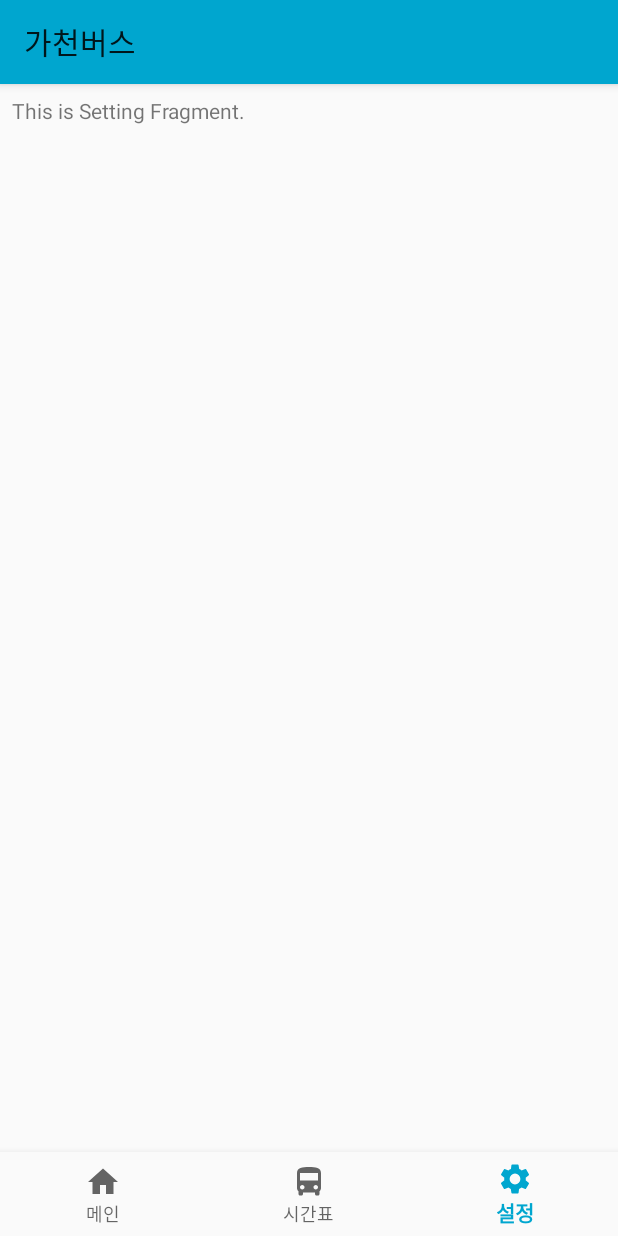
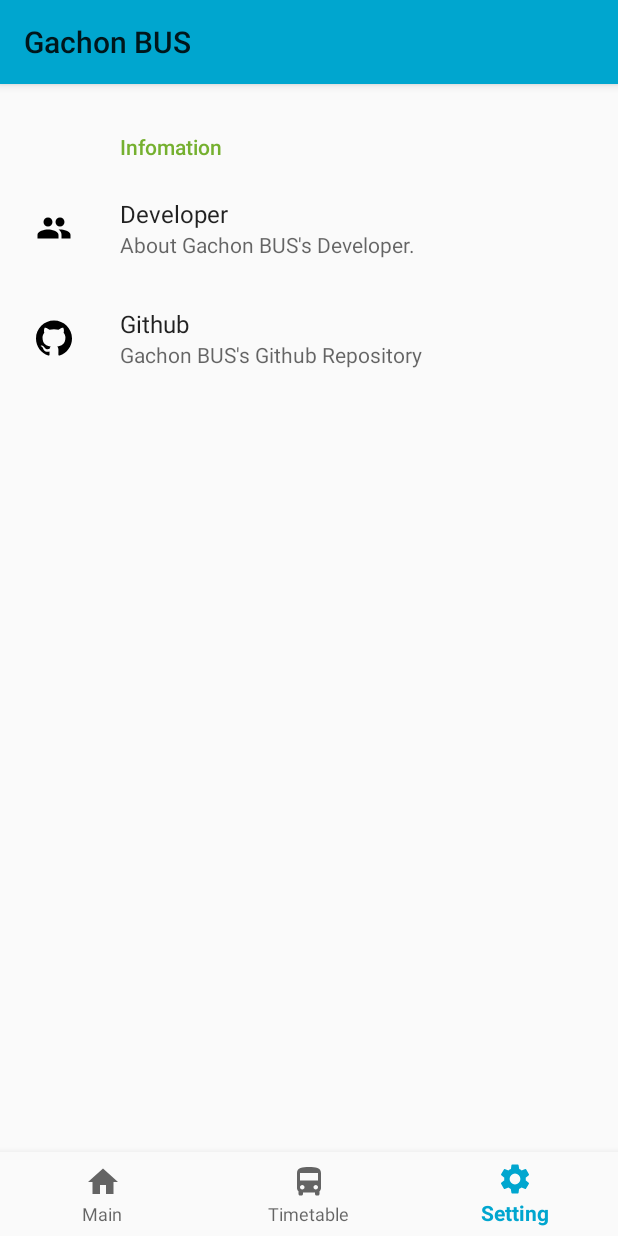
Before and after one commit to gachonswdm/Gachon-Bus-Android, an Android app: the MainActivity screen opened directly, with no data from a screen before it, item 3 of the bottom bar chosen, on a phone screen of 412 x 824 dp. Run offline under Robolectric (Android 15) with nearby library versions, the phone set to English and light mode, and no system bars; our stand-ins replace androidx.preference.

Commit message:
Add SettingFragment / Support Multi-Language

```diff
--- a/app/build.gradle
+++ b/app/build.gradle
@@ -24,6 +24,7 @@ dependencies {
     implementation "org.jetbrains.kotlin:kotlin-stdlib-jdk7:$kotlin_version"
     implementation 'androidx.appcompat:appcompat:1.0.2'
     implementation 'androidx.core:core-ktx:1.0.2'
+    implementation 'androidx.preference:preference:1.1.0-beta01'
     implementation 'androidx.constraintlayout:constraintlayout:1.1.3'
     implementation 'com.google.android.material:material:1.0.0'
     implementation "org.jetbrains.anko:anko:$anko_version"
--- a/app/src/main/java/io/github/gachonswdm/gachonbus/MainActivity.kt
+++ b/app/src/main/java/io/github/gachonswdm/gachonbus/MainActivity.kt
@@ -18,7 +18,7 @@ import com.google.android.gms.location.LocationResult
 import com.google.android.gms.location.LocationServices
 import io.github.gachonswdm.gachonbus.fragment.MainFragment
 import io.github.gachonswdm.gachonbus.fragment.SettingFragment
-import io.github.gachonswdm.gachonbus.fragment.TimelineFragment
+import io.github.gachonswdm.gachonbus.fragment.TimetableFragment
 import io.github.gachonswdm.gachonbus.util.LocationUtil.Companion.startUserLocationUpdate
 import org.jetbrains.anko.toast
 
@@ -49,8 +49,8 @@ open class MainActivity : AppCompatActivity() {
                 replaceFragment(MainFragment())
                 return@OnNavigationItemSelectedListener true
             }
-            R.id.navigation_timeline -> {
-                replaceFragment(TimelineFragment())
+            R.id.navigation_timetable -> {
+                replaceFragment(TimetableFragment())
                 return@OnNavigationItemSelectedListener true
             }
             R.id.navigation_setting -> {
--- a/app/src/main/java/io/github/gachonswdm/gachonbus/fragment/SettingFragment.kt
+++ b/app/src/main/java/io/github/gachonswdm/gachonbus/fragment/SettingFragment.kt
@@ -1,5 +1,8 @@
 package io.github.gachonswdm.gachonbus.fragment
 
+import android.os.Bundle
+import androidx.preference.PreferenceFragmentCompat
+import io.github.gachonswdm.gachonbus.R
 /*
     @name SettingFragment
     @author Minjae Seon
@@ -7,16 +10,9 @@ package io.github.gachonswdm.gachonbus.fragment
  */
 
 
-import android.os.Bundle
-import android.view.LayoutInflater
-import android.view.View
-import android.view.ViewGroup
-import androidx.fragment.app.Fragment
-import io.github.gachonswdm.gachonbus.R
+class SettingFragment: PreferenceFragmentCompat() {
+    override fun onCreatePreferences(savedInstanceState: Bundle?, rootKey: String?) {
+        setPreferencesFromResource(R.xml.settingpreference, rootKey)
+    }
 
-class SettingFragment : Fragment() {
-    override fun onCreateView(inflater: LayoutInflater, container: ViewGroup?, savedInstanceState: Bundle?): View? {
-        val view = inflater.inflate(R.layout.fragment_setting, container, false)
-        return view
-    }
 }
--- a/app/src/main/java/io/github/gachonswdm/gachonbus/fragment/TimelineFragment.kt
+++ b/app/src/main/java/io/github/gachonswdm/gachonbus/fragment/TimetableFragment.kt
@@ -14,7 +14,7 @@ import android.webkit.WebView
 import androidx.fragment.app.Fragment
 import io.github.gachonswdm.gachonbus.R
 
-class TimelineFragment : Fragment() {
+class TimetableFragment : Fragment() {
     override fun onCreateView(inflater: LayoutInflater, container: ViewGroup?, savedInstanceState: Bundle?): View? {
         val view = inflater.inflate(R.layout.fragment_timeline, container, false)
 
--- /dev/null
+++ b/app/src/main/res/drawable/ic_github_mark.xml
@@ -0,0 +1,9 @@
+<vector xmlns:android="http://schemas.android.com/apk/res/android"
+    android:width="24dp"
+    android:height="24dp"
+    android:viewportWidth="24"
+    android:viewportHeight="24">
+  <path
+      android:fillColor="#FF000000"
+      android:pathData="M12,0.297c-6.63,0 -12,5.373 -12,12 0,5.303 3.438,9.8 8.205,11.385 0.6,0.113 0.82,-0.258 0.82,-0.577 0,-0.285 -0.01,-1.04 -0.015,-2.04 -3.338,0.724 -4.042,-1.61 -4.042,-1.61C4.422,18.07 3.633,17.7 3.633,17.7c-1.087,-0.744 0.084,-0.729 0.084,-0.729 1.205,0.084 1.838,1.236 1.838,1.236 1.07,1.835 2.809,1.305 3.495,0.998 0.108,-0.776 0.417,-1.305 0.76,-1.605 -2.665,-0.3 -5.466,-1.332 -5.466,-5.93 0,-1.31 0.465,-2.38 1.235,-3.22 -0.135,-0.303 -0.54,-1.523 0.105,-3.176 0,0 1.005,-0.322 3.3,1.23 0.96,-0.267 1.98,-0.399 3,-0.405 1.02,0.006 2.04,0.138 3,0.405 2.28,-1.552 3.285,-1.23 3.285,-1.23 0.645,1.653 0.24,2.873 0.12,3.176 0.765,0.84 1.23,1.91 1.23,3.22 0,4.61 -2.805,5.625 -5.475,5.92 0.42,0.36 0.81,1.096 0.81,2.22 0,1.606 -0.015,2.896 -0.015,3.286 0,0.315 0.21,0.69 0.825,0.57C20.565,22.092 24,17.592 24,12.297c0,-6.627 -5.373,-12 -12,-12"/>
+</vector>
--- /dev/null
+++ b/app/src/main/res/drawable/ic_people_black_24dp.xml
@@ -0,0 +1,9 @@
+<vector xmlns:android="http://schemas.android.com/apk/res/android"
+        android:width="24dp"
+        android:height="24dp"
+        android:viewportWidth="24.0"
+        android:viewportHeight="24.0">
+    <path
+        android:fillColor="#FF000000"
+        android:pathData="M16,11c1.66,0 2.99,-1.34 2.99,-3S17.66,5 16,5c-1.66,0 -3,1.34 -3,3s1.34,3 3,3zM8,11c1.66,0 2.99,-1.34 2.99,-3S9.66,5 8,5C6.34,5 5,6.34 5,8s1.34,3 3,3zM8,13c-2.33,0 -7,1.17 -7,3.5L1,19h14v-2.5c0,-2.33 -4.67,-3.5 -7,-3.5zM16,13c-0.29,0 -0.62,0.02 -0.97,0.05 1.16,0.84 1.97,1.97 1.97,3.45L17,19h6v-2.5c0,-2.33 -4.67,-3.5 -7,-3.5z"/>
+</vector>
--- a/app/src/main/res/layout/fragment_setting.xml
+++ b/app/src/main/res/layout/fragment_setting.xml
@@ -2,9 +2,7 @@
 <LinearLayout xmlns:android="http://schemas.android.com/apk/res/android"
               android:layout_width="match_parent"
               android:layout_height="match_parent">
-
-    <TextView
-            android:text="This is Setting Fragment."
-            android:layout_width="wrap_content"
-            android:layout_height="wrap_content" android:id="@+id/textView3" android:layout_weight="1"/>
+    <ListView
+            android:layout_width="match_parent"
+            android:layout_height="match_parent" android:id="@+id/settingListview"/>
 </LinearLayout>
--- a/app/src/main/res/menu/bottom_nav_menu.xml
+++ b/app/src/main/res/menu/bottom_nav_menu.xml
@@ -7,9 +7,9 @@
             android:title="@string/title_main"/>
 
     <item
-            android:id="@+id/navigation_timeline"
+            android:id="@+id/navigation_timetable"
             android:icon="@drawable/ic_directions_bus_black_24dp"
-            android:title="@string/title_timeline"/>
+            android:title="@string/title_timetable"/>
 
     <item
             android:id="@+id/navigation_setting"
--- a/app/src/main/res/values/strings.xml
+++ b/app/src/main/res/values/strings.xml
@@ -1,10 +1,16 @@
 <resources>
-    <string name="app_name">가천버스</string>
-    <string name="title_main">메인</string>
-    <string name="title_timeline">시간표</string>
-    <string name="title_setting">설정</string>
-    <string name="backToast">\'뒤로\' 버튼을 한번 더 누르시면 종료됩니다.</string>
-    <string name="permission_notice">위치 정보를 통해 가장 가까운 정류장을 찾기 위해 권한 수락이 필요합니다.</string>
-    <string name="permission_denied">원활한 앱 사용을 위한 권한을 수락해주세요!\n[권한]에서 설정하실 수 있습니다.</string>
-    <string name="timeline_text">첫차 : 8시 40분 / 막차 : 17시 15분\n점심 시간 : 11시 45분 ~ 13시 00분\n평균 배차 간격 : 15분 (8시 40분 ~ 9시 사이에는 약 4분)\n출처 : 가천대학교 공식 페이스북</string>
+    <string name="app_name">Gachon BUS</string>
+    <string name="title_main">Main</string>
+    <string name="title_timetable">Timetable</string>
+    <string name="title_setting">Setting</string>
+    <string name="backToast">Press \'Back\' button again to exit.</string>
+    <string name="permission_notice">Permission is required to find the nearest stop via location information.</string>
+    <string name="permission_denied">Please accept the permission to use the app properly!\nYou can set it in [Permissions].</string>
+
+    <!-- SettingFragment -->
+    <string name="settingcategory_info_title">Infomation</string>
+    <string name="setting_developer_title">Developer</string>
+    <string name="setting_developer_desc">About Gachon BUS\'s Developer.</string>
+    <string name="setting_github_title">Github</string>
+    <string name="setting_github_desc">Gachon BUS\'s Github Repository</string>
 </resources>
--- /dev/null
+++ b/app/src/main/res/xml/settingpreference.xml
@@ -0,0 +1,19 @@
+<?xml version="1.0" encoding="utf-8"?>
+<androidx.preference.PreferenceScreen xmlns:app="http://schemas.android.com/apk/res-auto"
+                                      xmlns:android="http://schemas.android.com/apk/res/android">
+    <PreferenceCategory
+       app:key="infomation"
+       app:title="@string/settingcategory_info_title">
+        <Preference app:key="developer"
+                    app:title="@string/setting_developer_title"
+                    app:summary="@string/setting_developer_desc"
+                    app:icon="@drawable/ic_people_black_24dp"/>
+        <Preference app:key="github"
+                    app:title="@string/setting_github_title"
+                    app:summary="@string/setting_github_desc"
+                    app:icon="@drawable/ic_github_mark" >
+            <intent android:action="android.intent.action.VIEW"
+                    android:data="https://github.com/gachonswdm/Gachon-Bus-Android"/>
+        </Preference>
+    </PreferenceCategory>
+</androidx.preference.PreferenceScreen>
```
Also changed, not shown: app/src/main/res/layout/item_setting.xml (added, +20 -0 lines), app/src/main/res/drawable/mudang_time.png (deleted), 1 other file.
